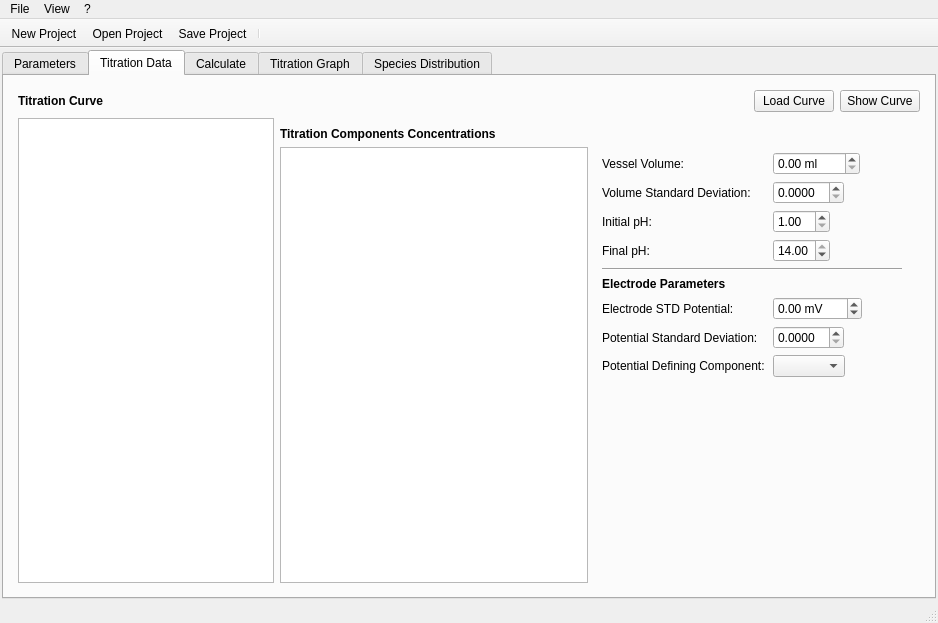
Qt form src/main/python/ui/sssc_main.ui (Kastakin/PyES) before a commit.
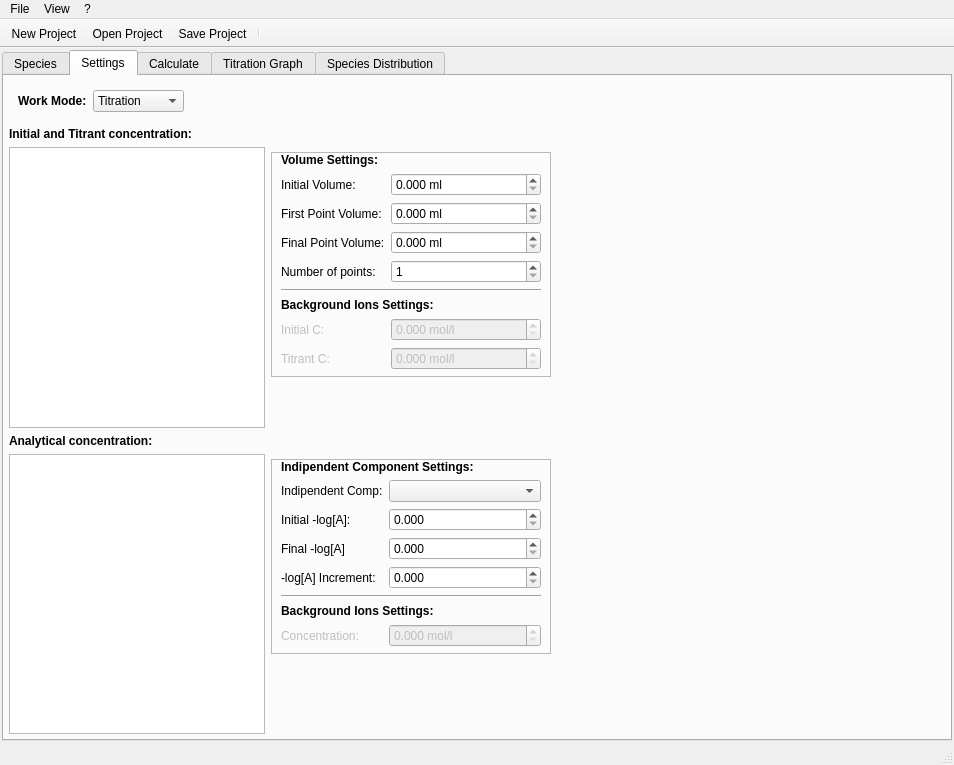
The same form after that commit. The open tabs and pages were chosen to show the change. Icons and pictures are not drawn. Custom widgets are drawn as their Qt base class.

The edit to the form file:
```diff
--- a/src/main/python/ui/sssc_main.ui
+++ b/src/main/python/ui/sssc_main.ui
@@ -6,8 +6,8 @@
    <rect>
     <x>0</x>
     <y>0</y>
-    <width>938</width>
-    <height>623</height>
+    <width>954</width>
+    <height>765</height>
    </rect>
   </property>
   <property name="sizePolicy">
@@ -61,7 +61,7 @@
         <enum>Qt::LeftToRight</enum>
        </property>
        <attribute name="title">
-        <string>Parameters</string>
+        <string>Species</string>
        </attribute>
        <layout class="QHBoxLayout" name="horizontalLayout" stretch="0,0,0">
         <property name="sizeConstraint">
@@ -354,14 +354,15 @@
                    </property>
                   </widget>
                  </item>
-                 <item row="0" column="0" colspan="2">
-                  <widget class="QLabel" name="calc_opt_label">
-                   <property name="sizePolicy">
-                    <sizepolicy hsizetype="Preferred" vsizetype="Maximum">
-                     <horstretch>0</horstretch>
-                     <verstretch>0</verstretch>
-                    </sizepolicy>
+                 <item row="2" column="0" colspan="2">
+                  <widget class="Line" name="line">
+                   <property name="orientation">
+                    <enum>Qt::Horizontal</enum>
                    </property>
+                  </widget>
+                 </item>
+                 <item row="1" column="0">
+                  <widget class="QLabel" name="relErrorMode_label">
                    <property name="text">
                     <string>&lt;html&gt;&lt;head/&gt;&lt;body&gt;&lt;p&gt;&lt;span style=&quot; font-weight:600;&quot;&gt;Calculation Options&lt;/span&gt;&lt;/p&gt;&lt;/body&gt;&lt;/html&gt;</string>
                    </property>
@@ -632,10 +633,19 @@
        <property name="enabled">
         <bool>true</bool>
        </property>
+       <property name="sizePolicy">
+        <sizepolicy hsizetype="Preferred" vsizetype="Maximum">
+         <horstretch>0</horstretch>
+         <verstretch>0</verstretch>
+        </sizepolicy>
+       </property>
        <attribute name="title">
-        <string>Titration Data</string>
+        <string>Settings</string>
        </attribute>
        <layout class="QVBoxLayout" name="verticalLayout_7">
+        <property name="sizeConstraint">
+         <enum>QLayout::SetMaximumSize</enum>
+        </property>
         <property name="leftMargin">
          <number>5</number>
         </property>
@@ -649,331 +659,604 @@
          <number>5</number>
         </property>
         <item>
-         <widget class="QWidget" name="realCurve" native="true">
-          <layout class="QGridLayout" name="gridLayout_3">
-           <item row="0" column="0">
-            <widget class="QLabel" name="titrLabel">
+         <widget class="QWidget" name="dmodeSelector" native="true">
+          <property name="sizePolicy">
+           <sizepolicy hsizetype="Maximum" vsizetype="Maximum">
+            <horstretch>0</horstretch>
+            <verstretch>0</verstretch>
+           </sizepolicy>
+          </property>
+          <layout class="QHBoxLayout" name="horizontalLayout_2">
+           <item>
+            <widget class="QLabel" name="dmode_label">
+             <property name="sizePolicy">
+              <sizepolicy hsizetype="Maximum" vsizetype="Maximum">
+               <horstretch>0</horstretch>
+               <verstretch>0</verstretch>
+              </sizepolicy>
+             </property>
              <property name="text">
-              <string>&lt;html&gt;&lt;head/&gt;&lt;body&gt;&lt;p&gt;&lt;span style=&quot; font-weight:600;&quot;&gt;Titration Curve&lt;/span&gt;&lt;/p&gt;&lt;/body&gt;&lt;/html&gt;</string>
+              <string>&lt;html&gt;&lt;head/&gt;&lt;body&gt;&lt;p&gt;&lt;span style=&quot; font-weight:600;&quot;&gt;Work Mode:&lt;/span&gt;&lt;/p&gt;&lt;/body&gt;&lt;/html&gt;</string>
              </property>
             </widget>
            </item>
-           <item row="1" column="0" colspan="3">
-            <layout class="QHBoxLayout" name="horizontalLayout_2" stretch="0,0">
+           <item>
+            <widget class="QComboBox" name="dmode">
+             <property name="sizePolicy">
+              <sizepolicy hsizetype="Maximum" vsizetype="Fixed">
+               <horstretch>0</horstretch>
+               <verstretch>0</verstretch>
+              </sizepolicy>
+             </property>
              <item>
-              <widget class="QTableView" name="tritView">
-               <property name="sizePolicy">
-                <sizepolicy hsizetype="Maximum" vsizetype="Expanding">
-                 <horstretch>0</horstretch>
-                 <verstretch>0</verstretch>
-                </sizepolicy>
-               </property>
-               <property name="editTriggers">
-                <set>QAbstractItemView::NoEditTriggers</set>
-               </property>
-               <property name="alternatingRowColors">
-                <bool>true</bool>
-               </property>
-              </widget>
+              <property name="text">
+               <string>Titration</string>
+              </property>
              </item>
              <item>
-              <widget class="QWidget" name="widget" native="true">
-               <layout class="QVBoxLayout" name="verticalLayout_4">
-                <property name="leftMargin">
-                 <number>0</number>
+              <property name="text">
+               <string>Distribution</string>
+              </property>
+             </item>
+            </widget>
+           </item>
+          </layout>
+         </widget>
+        </item>
+        <item>
+         <widget class="QWidget" name="dmode0Input" native="true">
+          <property name="sizePolicy">
+           <sizepolicy hsizetype="Maximum" vsizetype="Preferred">
+            <horstretch>0</horstretch>
+            <verstretch>0</verstretch>
+           </sizepolicy>
+          </property>
+          <layout class="QHBoxLayout" name="horizontalLayout_3">
+           <property name="leftMargin">
+            <number>0</number>
+           </property>
+           <property name="topMargin">
+            <number>0</number>
+           </property>
+           <property name="rightMargin">
+            <number>0</number>
+           </property>
+           <property name="bottomMargin">
+            <number>0</number>
+           </property>
+           <item>
+            <widget class="QWidget" name="widget" native="true">
+             <property name="sizePolicy">
+              <sizepolicy hsizetype="Maximum" vsizetype="Preferred">
+               <horstretch>0</horstretch>
+               <verstretch>0</verstretch>
+              </sizepolicy>
+             </property>
+             <layout class="QVBoxLayout" name="verticalLayout_4">
+              <property name="leftMargin">
+               <number>0</number>
+              </property>
+              <property name="topMargin">
+               <number>0</number>
+              </property>
+              <property name="rightMargin">
+               <number>0</number>
+              </property>
+              <property name="bottomMargin">
+               <number>0</number>
+              </property>
+              <item>
+               <widget class="QLabel" name="label_2">
+                <property name="text">
+                 <string>&lt;html&gt;&lt;head/&gt;&lt;body&gt;&lt;p&gt;&lt;span style=&quot; font-weight:600;&quot;&gt;Initial and Titrant concentration:&lt;/span&gt;&lt;/p&gt;&lt;/body&gt;&lt;/html&gt;</string>
                 </property>
-                <property name="bottomMargin">
-                 <number>0</number>
+               </widget>
+              </item>
+              <item>
+               <widget class="QTableView" name="dmode0_concView"/>
+              </item>
+             </layout>
+            </widget>
+           </item>
+           <item>
+            <widget class="QWidget" name="widget_3" native="true">
+             <property name="sizePolicy">
+              <sizepolicy hsizetype="Expanding" vsizetype="Preferred">
+               <horstretch>0</horstretch>
+               <verstretch>0</verstretch>
+              </sizepolicy>
+             </property>
+             <property name="minimumSize">
+              <size>
+               <width>263</width>
+               <height>287</height>
+              </size>
+             </property>
+             <layout class="QVBoxLayout" name="verticalLayout_9">
+              <property name="leftMargin">
+               <number>0</number>
+              </property>
+              <property name="topMargin">
+               <number>25</number>
+              </property>
+              <property name="rightMargin">
+               <number>0</number>
+              </property>
+              <property name="bottomMargin">
+               <number>0</number>
+              </property>
+              <item>
+               <widget class="QFrame" name="frame">
+                <property name="sizePolicy">
+                 <sizepolicy hsizetype="Maximum" vsizetype="Maximum">
+                  <horstretch>0</horstretch>
+                  <verstretch>0</verstretch>
+                 </sizepolicy>
                 </property>
-                <item>
-                 <widget class="QLabel" name="label">
-                  <property name="text">
-                   <string>&lt;html&gt;&lt;head/&gt;&lt;body&gt;&lt;p&gt;&lt;span style=&quot; font-weight:600;&quot;&gt;Titration Components Concentrations&lt;/span&gt;&lt;/p&gt;&lt;/body&gt;&lt;/html&gt;</string>
-                  </property>
-                 </widget>
-                </item>
-                <item>
-                 <widget class="QWidget" name="widget_3" native="true">
-                  <layout class="QHBoxLayout" name="horizontalLayout_3">
-                   <property name="leftMargin">
-                    <number>0</number>
+                <property name="minimumSize">
+                 <size>
+                  <width>280</width>
+                  <height>0</height>
+                 </size>
+                </property>
+                <property name="frameShape">
+                 <enum>QFrame::StyledPanel</enum>
+                </property>
+                <property name="frameShadow">
+                 <enum>QFrame::Raised</enum>
+                </property>
+                <layout class="QFormLayout" name="formLayout">
+                 <property name="topMargin">
+                  <number>0</number>
+                 </property>
+                 <property name="bottomMargin">
+                  <number>6</number>
+                 </property>
+                 <item row="0" column="0" colspan="2">
+                  <widget class="QLabel" name="label_3">
+                   <property name="text">
+                    <string>&lt;html&gt;&lt;head/&gt;&lt;body&gt;&lt;p&gt;&lt;span style=&quot; font-weight:600;&quot;&gt;Volume Settings:&lt;/span&gt;&lt;/p&gt;&lt;/body&gt;&lt;/html&gt;</string>
                    </property>
-                   <property name="topMargin">
-                    <number>0</number>
+                  </widget>
+                 </item>
+                 <item row="1" column="0">
+                  <widget class="QLabel" name="v0_label">
+                   <property name="text">
+                    <string>Initial Volume:</string>
                    </property>
-                   <property name="bottomMargin">
+                  </widget>
+                 </item>
+                 <item row="1" column="1">
+                  <widget class="QDoubleSpinBox" name="v0">
+                   <property name="suffix">
+                    <string> ml</string>
+                   </property>
+                   <property name="decimals">
+                    <number>3</number>
+                   </property>
+                   <property name="maximum">
+                    <double>900.000000000000000</double>
+                   </property>
+                   <property name="singleStep">
+                    <double>0.050000000000000</double>
+                   </property>
+                  </widget>
+                 </item>
+                 <item row="2" column="0">
+                  <widget class="QLabel" name="initv_label">
+                   <property name="text">
+                    <string>First Point Volume:</string>
+                   </property>
+                  </widget>
+                 </item>
+                 <item row="2" column="1">
+                  <widget class="QDoubleSpinBox" name="initv">
+                   <property name="suffix">
+                    <string> ml</string>
+                   </property>
+                   <property name="decimals">
+                    <number>3</number>
+                   </property>
+                   <property name="maximum">
+                    <double>900.000000000000000</double>
+                   </property>
+                   <property name="singleStep">
+                    <double>0.050000000000000</double>
+                   </property>
+                  </widget>
+                 </item>
+                 <item row="3" column="0">
+                  <widget class="QLabel" name="finalv_label">
+                   <property name="text">
+                    <string>Final Point Volume:</string>
+                   </property>
+                  </widget>
+                 </item>
+                 <item row="3" column="1">
+                  <widget class="QDoubleSpinBox" name="finalv">
+                   <property name="suffix">
+                    <string> ml</string>
+                   </property>
+                   <property name="decimals">
+                    <number>3</number>
+                   </property>
+                   <property name="maximum">
+                    <double>900.000000000000000</double>
+                   </property>
+                   <property name="singleStep">
+                    <double>0.050000000000000</double>
+                   </property>
+                  </widget>
+                 </item>
+                 <item row="4" column="0">
+                  <widget class="QLabel" name="nop_label">
+                   <property name="text">
+                    <string>Number of points:</string>
+                   </property>
+                  </widget>
+                 </item>
+                 <item row="4" column="1">
+                  <widget class="QDoubleSpinBox" name="nop">
+                   <property name="suffix">
+                    <string/>
+                   </property>
+                   <property name="decimals">
                     <number>0</number>
                    </property>
-                   <item>
-                    <widget class="QTableView" name="tritCompView">
-                     <property name="sizePolicy">
-                      <sizepolicy hsizetype="Minimum" vsizetype="Expanding">
-                       <horstretch>0</horstretch>
-                       <verstretch>0</verstretch>
-                      </sizepolicy>
-                     </property>
-                    </widget>
-                   </item>
-                   <item>
-                    <layout class="QFormLayout" name="formLayout_2">
-                     <property name="horizontalSpacing">
-                      <number>8</number>
-                     </property>
-                     <property name="verticalSpacing">
-                      <number>6</number>
-                     </property>
-                     <property name="leftMargin">
-                      <number>8</number>
-                     </property>
-                     <property name="topMargin">
-                      <number>5</number>
-                     </property>
-                     <item row="0" column="0">
-                      <widget class="QLabel" name="vesselVolume_label">
-                       <property name="text">
-                        <string>Vessel Volume:</string>
-                       </property>
-                      </widget>
-                     </item>
-                     <item row="0" column="1">
-                      <widget class="QDoubleSpinBox" name="vesselVolume">
-                       <property name="sizePolicy">
-                        <sizepolicy hsizetype="Maximum" vsizetype="Fixed">
-                         <horstretch>0</horstretch>
-                         <verstretch>0</verstretch>
-                        </sizepolicy>
-                       </property>
-                       <property name="statusTip">
-                        <string>Initial volume in the titration vessel.</string>
-                       </property>
-                       <property name="suffix">
-                        <string> ml</string>
-                       </property>
-                       <property name="maximum">
-                        <double>9999.989999999999782</double>
-                       </property>
-                      </widget>
-                     </item>
-                     <item row="1" column="0">
-                      <widget class="QLabel" name="sd_v_label">
-                       <property name="text">
-                        <string>Volume Standard Deviation:</string>
-                       </property>
-                      </widget>
-                     </item>
-                     <item row="2" column="0">
-                      <widget class="QLabel" name="initialph_label">
-                       <property name="text">
-                        <string>Initial pH:</string>
-                       </property>
-                      </widget>
-                     </item>
-                     <item row="2" column="1">
-                      <widget class="QDoubleSpinBox" name="initialph">
-                       <property name="sizePolicy">
-                        <sizepolicy hsizetype="Maximum" vsizetype="Fixed">
-                         <horstretch>0</horstretch>
-                         <verstretch>0</verstretch>
-                        </sizepolicy>
-                       </property>
-                       <property name="statusTip">
-                        <string>Consider points with pH higher then this.</string>
-                       </property>
-                       <property name="minimum">
-                        <double>1.000000000000000</double>
-                       </property>
-                       <property name="maximum">
-                        <double>14.000000000000000</double>
-                       </property>
-                      </widget>
-                     </item>
-                     <item row="3" column="0">
-                      <widget class="QLabel" name="finalph_label">
-                       <property name="text">
-                        <string>Final pH:</string>
-                       </property>
-                      </widget>
-                     </item>
-                     <item row="3" column="1">
-                      <widget class="QDoubleSpinBox" name="finalph">
-                       <property name="sizePolicy">
-                        <sizepolicy hsizetype="Maximum" vsizetype="Fixed">
-                         <horstretch>0</horstretch>
-                         <verstretch>0</verstretch>
-                        </sizepolicy>
-                       </property>
-                       <property name="statusTip">
-                        <string>Consider points with pH lower then this.</string>
-                       </property>
-                       <property name="minimum">
-                        <double>1.000000000000000</double>
-                       </property>
-                       <property name="maximum">
-                        <double>14.000000000000000</double>
-                       </property>
-                       <property name="value">
-                        <double>14.000000000000000</double>
-                       </property>
-                      </widget>
-                     </item>
-                     <item row="4" column="0" colspan="2">
-                      <widget class="Line" name="line">
-                       <property name="lineWidth">
-                        <number>1</number>
-                       </property>
-                       <property name="orientation">
-                        <enum>Qt::Horizontal</enum>
-                       </property>
-                      </widget>
-                     </item>
-                     <item row="5" column="0" colspan="2">
-                      <widget class="QLabel" name="electrodeParameters">
-                       <property name="text">
-                        <string>&lt;html&gt;&lt;head/&gt;&lt;body&gt;&lt;p&gt;&lt;span style=&quot; font-weight:600;&quot;&gt;Electrode Parameters&lt;/span&gt;&lt;/p&gt;&lt;/body&gt;&lt;/html&gt;</string>
-                       </property>
-                      </widget>
-                     </item>
-                     <item row="6" column="0">
-                      <widget class="QLabel" name="electrodeSP_label">
-                       <property name="text">
-                        <string>Electrode STD Potential:</string>
-                       </property>
-                      </widget>
-                     </item>
-                     <item row="6" column="1">
-                      <widget class="QDoubleSpinBox" name="electrodeSP">
-                       <property name="sizePolicy">
-                        <sizepolicy hsizetype="Maximum" vsizetype="Fixed">
-                         <horstretch>0</horstretch>
-                         <verstretch>0</verstretch>
-                        </sizepolicy>
-                       </property>
-                       <property name="statusTip">
-                        <string>Standard potential for the electrode.</string>
-                       </property>
-                       <property name="suffix">
-                        <string> mV</string>
-                       </property>
-                       <property name="minimum">
-                        <double>-999.000000000000000</double>
-                       </property>
-                       <property name="maximum">
-                        <double>999.000000000000000</double>
-                       </property>
-                      </widget>
-                     </item>
-                     <item row="7" column="0">
-                      <widget class="QLabel" name="sd_e_label">
-                       <property name="text">
-                        <string>Potential Standard Deviation:</string>
-                       </property>
-                      </widget>
-                     </item>
-                     <item row="7" column="1">
-                      <widget class="QDoubleSpinBox" name="sd_e">
-                       <property name="sizePolicy">
-                        <sizepolicy hsizetype="Maximum" vsizetype="Fixed">
-                         <horstretch>0</horstretch>
-                         <verstretch>0</verstretch>
-                        </sizepolicy>
-                       </property>
-                       <property name="statusTip">
-                        <string>Standard deviation associated with potential measures.</string>
-                       </property>
-                       <property name="decimals">
-                        <number>4</number>
-                       </property>
-                       <property name="singleStep">
-                        <double>0.005000000000000</double>
-                       </property>
-                      </widget>
-                     </item>
-                     <item row="8" column="0">
-                      <widget class="QLabel" name="potComp_label">
-                       <property name="text">
-                        <string>Potential Defining Component:</string>
-                       </property>
-                      </widget>
-                     </item>
-                     <item row="8" column="1">
-                      <widget class="QComboBox" name="potComp">
-                       <property name="sizePolicy">
-                        <sizepolicy hsizetype="Maximum" vsizetype="Fixed">
-                         <horstretch>0</horstretch>
-                         <verstretch>0</verstretch>
-                        </sizepolicy>
-                       </property>
-                       <property name="statusTip">
-                        <string>Component to which the electrode responds.</string>
-                       </property>
-                      </widget>
-                     </item>
-                     <item row="1" column="1">
-                      <widget class="QDoubleSpinBox" name="sd_v">
-                       <property name="sizePolicy">
-                        <sizepolicy hsizetype="Maximum" vsizetype="Fixed">
-                         <horstretch>0</horstretch>
-                         <verstretch>0</verstretch>
-                        </sizepolicy>
-                       </property>
-                       <property name="statusTip">
-                        <string>Standard deviation associated with volume values.</string>
-                       </property>
-                       <property name="decimals">
-                        <number>4</number>
-                       </property>
-                       <property name="singleStep">
-                        <double>0.005000000000000</double>
-                       </property>
-                       <property name="value">
-                        <double>0.000000000000000</double>
-                       </property>
-                      </widget>
-                     </item>
-                    </layout>
-                   </item>
-                  </layout>
-                 </widget>
-                </item>
-               </layout>
-              </widget>
-             </item>
-            </layout>
+                   <property name="minimum">
+                    <double>1.000000000000000</double>
+                   </property>
+                   <property name="maximum">
+                    <double>9000.000000000000000</double>
+                   </property>
+                   <property name="singleStep">
+                    <double>1.000000000000000</double>
+                   </property>
+                  </widget>
+                 </item>
+                 <item row="5" column="0" colspan="2">
+                  <widget class="Line" name="line_2">
+                   <property name="orientation">
+                    <enum>Qt::Horizontal</enum>
+                   </property>
+                  </widget>
+                 </item>
+                 <item row="6" column="0" colspan="2">
+                  <widget class="QLabel" name="label_4">
+                   <property name="text">
+                    <string>&lt;html&gt;&lt;head/&gt;&lt;body&gt;&lt;p&gt;&lt;span style=&quot; font-weight:600;&quot;&gt;Background Ions Settings:&lt;/span&gt;&lt;/p&gt;&lt;/body&gt;&lt;/html&gt;</string>
+                   </property>
+                  </widget>
+                 </item>
+                 <item row="7" column="0">
+                  <widget class="QLabel" name="c0back_label">
+                   <property name="enabled">
+                    <bool>false</bool>
+                   </property>
+                   <property name="text">
+                    <string>Initial C:</string>
+                   </property>
+                  </widget>
+                 </item>
+                 <item row="8" column="0">
+                  <widget class="QLabel" name="ctback_label">
+                   <property name="enabled">
+                    <bool>false</bool>
+                   </property>
+                   <property name="text">
+                    <string>Titrant C:</string>
+                   </property>
+                  </widget>
+                 </item>
+                 <item row="7" column="1">
+                  <widget class="QDoubleSpinBox" name="c0back">
+                   <property name="enabled">
+                    <bool>false</bool>
+                   </property>
+                   <property name="suffix">
+                    <string> mol/l</string>
+                   </property>
+                   <property name="decimals">
+                    <number>3</number>
+                   </property>
+                   <property name="maximum">
+                    <double>900.000000000000000</double>
+                   </property>
+                   <property name="singleStep">
+                    <double>0.050000000000000</double>
+                   </property>
+                  </widget>
+                 </item>
+                 <item row="8" column="1">
+                  <widget class="QDoubleSpinBox" name="ctback">
+                   <property name="enabled">
+                    <bool>false</bool>
+                   </property>
+                   <property name="suffix">
+                    <string> mol/l</string>
+                   </property>
+                   <property name="decimals">
+                    <number>3</number>
+                   </property>
+                   <property name="maximum">
+                    <double>900.000000000000000</double>
+                   </property>
+                   <property name="singleStep">
+                    <double>0.050000000000000</double>
+                   </property>
+                  </widget>
+                 </item>
+                </layout>
+               </widget>
+              </item>
+              <item>
+               <spacer name="verticalSpacer_3">
+                <property name="orientation">
+                 <enum>Qt::Vertical</enum>
+                </property>
+                <property name="sizeType">
+                 <enum>QSizePolicy::Expanding</enum>
+                </property>
+                <property name="sizeHint" stdset="0">
+                 <size>
+                  <width>20</width>
+                  <height>40</height>
+                 </size>
+                </property>
+               </spacer>
+              </item>
+             </layout>
+            </widget>
            </item>
-           <item row="0" column="1">
-            <widget class="QPushButton" name="loadCurveButton">
+          </layout>
+         </widget>
+        </item>
+        <item>
+         <widget class="QWidget" name="dmode1Input" native="true">
+          <property name="sizePolicy">
+           <sizepolicy hsizetype="Maximum" vsizetype="Preferred">
+            <horstretch>0</horstretch>
+            <verstretch>0</verstretch>
+           </sizepolicy>
+          </property>
+          <layout class="QHBoxLayout" name="horizontalLayout_7">
+           <property name="leftMargin">
+            <number>0</number>
+           </property>
+           <property name="topMargin">
+            <number>0</number>
+           </property>
+           <property name="rightMargin">
+            <number>0</number>
+           </property>
+           <property name="bottomMargin">
+            <number>0</number>
+           </property>
+           <item>
+            <widget class="QWidget" name="widget_5" native="true">
              <property name="sizePolicy">
-              <sizepolicy hsizetype="Maximum" vsizetype="Fixed">
+              <sizepolicy hsizetype="Maximum" vsizetype="Preferred">
                <horstretch>0</horstretch>
                <verstretch>0</verstretch>
               </sizepolicy>
              </property>
-             <property name="statusTip">
-              <string>Load titration curve data from file.</string>
-             </property>
-             <property name="text">
-              <string>Load Curve</string>
-             </property>
-             <property name="icon">
-              <iconset resource="../../resources/base/resources.qrc">
-               <normaloff>:/icons/application-import.png</normaloff>:/icons/application-import.png</iconset>
-             </property>
-             <property name="flat">
-              <bool>false</bool>
-             </property>
+             <layout class="QVBoxLayout" name="verticalLayout_10">
+              <property name="leftMargin">
+               <number>0</number>
+              </property>
+              <property name="topMargin">
+               <number>0</number>
+              </property>
+              <property name="rightMargin">
+               <number>0</number>
+              </property>
+              <property name="bottomMargin">
+               <number>0</number>
+              </property>
+              <item>
+               <widget class="QLabel" name="label_8">
+                <property name="text">
+                 <string>&lt;html&gt;&lt;head/&gt;&lt;body&gt;&lt;p&gt;&lt;span style=&quot; font-weight:600;&quot;&gt;Analytical concentration:&lt;/span&gt;&lt;/p&gt;&lt;/body&gt;&lt;/html&gt;</string>
+                </property>
+               </widget>
+              </item>
+              <item>
+               <widget class="QTableView" name="dmode1_concView"/>
+              </item>
+             </layout>
             </widget>
            </item>
-           <item row="0" column="2">
-            <widget class="QPushButton" name="displayCurveButton">
+           <item>
+            <widget class="QWidget" name="widget_11" native="true">
              <property name="sizePolicy">
-              <sizepolicy hsizetype="Maximum" vsizetype="Fixed">
+              <sizepolicy hsizetype="Expanding" vsizetype="Preferred">
                <horstretch>0</horstretch>
                <verstretch>0</verstretch>
               </sizepolicy>
              </property>
-             <property name="text">
-              <string>Show Curve</string>
+             <property name="minimumSize">
+              <size>
+               <width>263</width>
+               <height>287</height>
+              </size>
              </property>
+             <layout class="QVBoxLayout" name="verticalLayout_11">
+              <property name="leftMargin">
+               <number>0</number>
+              </property>
+              <property name="topMargin">
+               <number>25</number>
+              </property>
+              <property name="rightMargin">
+               <number>0</number>
+              </property>
+              <property name="bottomMargin">
+               <number>0</number>
+              </property>
+              <item>
+               <widget class="QFrame" name="frame_2">
+                <property name="sizePolicy">
+                 <sizepolicy hsizetype="Maximum" vsizetype="Maximum">
+                  <horstretch>0</horstretch>
+                  <verstretch>0</verstretch>
+                 </sizepolicy>
+                </property>
+                <property name="minimumSize">
+                 <size>
+                  <width>280</width>
+                  <height>0</height>
+                 </size>
+                </property>
+                <property name="frameShape">
+                 <enum>QFrame::StyledPanel</enum>
+                </property>
+                <property name="frameShadow">
+                 <enum>QFrame::Raised</enum>
+                </property>
+                <layout class="QFormLayout" name="formLayout_2">
+                 <property name="topMargin">
+                  <number>0</number>
+                 </property>
+                 <property name="bottomMargin">
+                  <number>6</number>
+                 </property>
+                 <item row="0" column="0" colspan="2">
+                  <widget class="QLabel" name="label_9">
+                   <property name="text">
+                    <string>&lt;html&gt;&lt;head/&gt;&lt;body&gt;&lt;p&gt;&lt;span style=&quot; font-weight:600;&quot;&gt;Indipendent Component Settings:&lt;/span&gt;&lt;/p&gt;&lt;/body&gt;&lt;/html&gt;</string>
+                   </property>
+                  </widget>
+                 </item>
+                 <item row="2" column="0">
+                  <widget class="QLabel" name="initialLog_label">
+                   <property name="text">
+                    <string>Initial -log[A]:</string>
+                   </property>
+                  </widget>
+                 </item>
+                 <item row="2" column="1">
+                  <widget class="QDoubleSpinBox" name="initialLog">
+                   <property name="decimals">
+                    <number>3</number>
+                   </property>
+                   <property name="maximum">
+                    <double>900.000000000000000</double>
+                   </property>
+                   <property name="singleStep">
+                    <double>0.050000000000000</double>
+                   </property>
+                  </widget>
+                 </item>
+                 <item row="3" column="0">
+                  <widget class="QLabel" name="finalLog_label">
+                   <property name="text">
+                    <string>Final -log[A]</string>
+                   </property>
+                  </widget>
+                 </item>
+                 <item row="3" column="1">
+                  <widget class="QDoubleSpinBox" name="finalLog">
+                   <property name="decimals">
+                    <number>3</number>
+                   </property>
+                   <property name="maximum">
+                    <double>900.000000000000000</double>
+                   </property>
+                   <property name="singleStep">
+                    <double>0.050000000000000</double>
+                   </property>
+                  </widget>
+                 </item>
+                 <item row="4" column="0">
+                  <widget class="QLabel" name="logInc_label">
+                   <property name="text">
+                    <string>-log[A] Increment:</string>
+                   </property>
+                  </widget>
+                 </item>
+                 <item row="4" column="1">
+                  <widget class="QDoubleSpinBox" name="logInc">
+                   <property name="decimals">
+                    <number>3</number>
+                   </property>
+                   <property name="maximum">
+                    <double>900.000000000000000</double>
+                   </property>
+                   <property name="singleStep">
+                    <double>0.050000000000000</double>
+                   </property>
+                  </widget>
+                 </item>
+                 <item row="5" column="0" colspan="2">
+                  <widget class="Line" name="line_3">
+                   <property name="orientation">
+                    <enum>Qt::Horizontal</enum>
+                   </property>
+                  </widget>
+                 </item>
+                 <item row="6" column="0" colspan="2">
+                  <widget class="QLabel" name="label_16">
+                   <property name="text">
+                    <string>&lt;html&gt;&lt;head/&gt;&lt;body&gt;&lt;p&gt;&lt;span style=&quot; font-weight:600;&quot;&gt;Background Ions Settings:&lt;/span&gt;&lt;/p&gt;&lt;/body&gt;&lt;/html&gt;</string>
+                   </property>
+                  </widget>
+                 </item>
+                 <item row="7" column="0">
+                  <widget class="QLabel" name="cback_label">
+                   <property name="enabled">
+                    <bool>false</bool>
+                   </property>
+                   <property name="text">
+                    <string>Concentration:</string>
+                   </property>
+                  </widget>
+                 </item>
+                 <item row="7" column="1">
+                  <widget class="QDoubleSpinBox" name="cback">
+                   <property name="enabled">
+                    <bool>false</bool>
+                   </property>
+                   <property name="suffix">
+                    <string> mol/l</string>
+                   </property>
+                   <property name="decimals">
+                    <number>3</number>
+                   </property>
+                   <property name="maximum">
+                    <double>900.000000000000000</double>
+                   </property>
+                   <property name="singleStep">
+                    <double>0.050000000000000</double>
+                   </property>
+                  </widget>
+                 </item>
+                 <item row="1" column="0">
+                  <widget class="QLabel" name="indComp_label">
+                   <property name="text">
+                    <string>Indipendent Comp:</string>
+                   </property>
+                  </widget>
+                 </item>
+                 <item row="1" column="1">
+                  <widget class="QComboBox" name="indComp"/>
+                 </item>
+                </layout>
+               </widget>
+              </item>
+              <item>
+               <spacer name="verticalSpacer_6">
+                <property name="orientation">
+                 <enum>Qt::Vertical</enum>
+                </property>
+                <property name="sizeHint" stdset="0">
+                 <size>
+                  <width>20</width>
+                  <height>40</height>
+                 </size>
+                </property>
+               </spacer>
+              </item>
+             </layout>
             </widget>
            </item>
           </layout>
@@ -1158,7 +1441,7 @@
     <rect>
      <x>0</x>
      <y>0</y>
-     <width>938</width>
+     <width>954</width>
      <height>24</height>
     </rect>
    </property>
```
Left out of the diff: 165 changed lines with no effect on the pictures.
